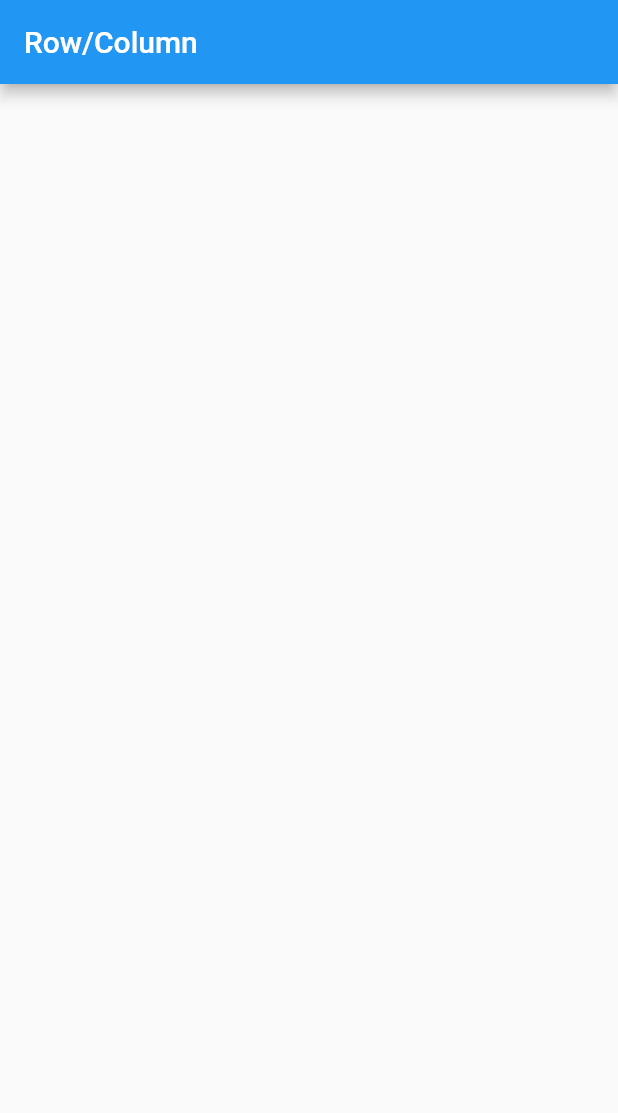
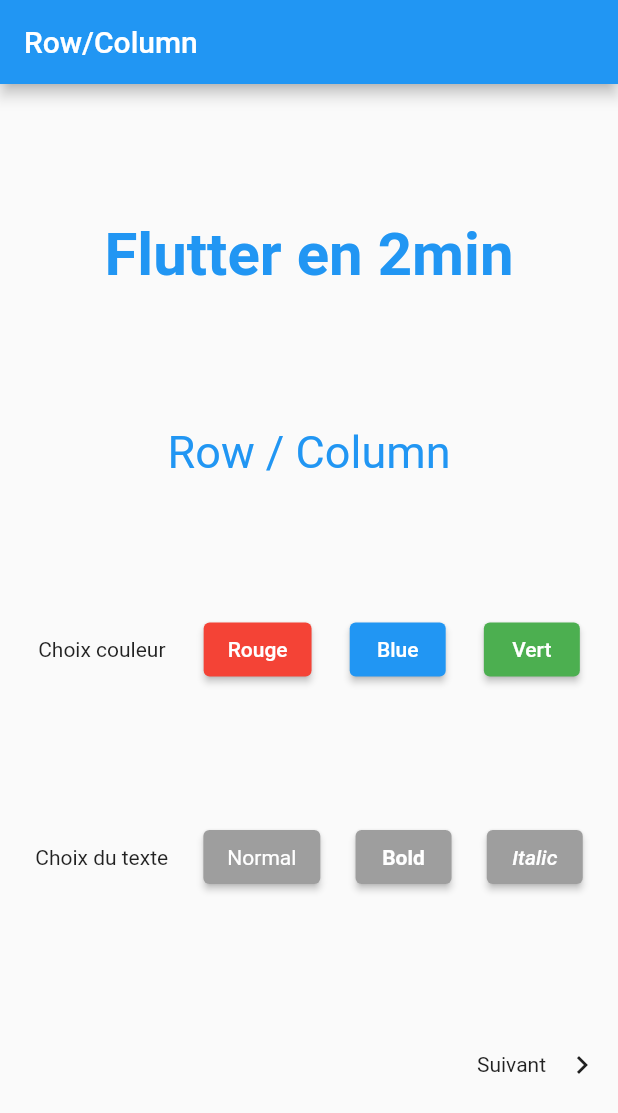
Before and after one commit to NdekoCode/Learn-Flutter, a Flutter app: the screen it shows after launch, on a phone screen of 412 x 824 dp. Shown: the top 1113 px of the screen. Run offline on Flutter 3.47's test engine with Material 2 defaults, Android fonts, the phone set to English and light mode, and no system bars; project files that could hold a hidden picture were left out.

Commit message:
Row and Column

```diff
--- a/lib/homePage.dart
+++ b/lib/homePage.dart
@@ -16,7 +16,74 @@ class _HomePageState extends State<HomePage> {
   @override
   Widget build(BuildContext context) {
     return Scaffold(
-      appBar: AppBar(title: Text("Row/Column")),
-    );
+        appBar: AppBar(title: Text("Row/Column")),
+        body: Column(
+          mainAxisAlignment: MainAxisAlignment.spaceEvenly,
+          children: [
+            Text("Flutter en 2min",
+                style: TextStyle(
+                    color: Colors.blue,
+                    fontSize: 40,
+                    fontWeight: FontWeight.bold),
+                textAlign: TextAlign.center),
+            Text("Row / Column",
+                style: TextStyle(color: Colors.blue, fontSize: 30),
+                textAlign: TextAlign.center),
+            Row(
+              mainAxisAlignment: MainAxisAlignment.spaceEvenly,
+              children: [
+                Text("Choix couleur"),
+                ElevatedButton(
+                    style: ButtonStyle(
+                        backgroundColor: MaterialStateProperty.all(Colors.red)),
+                    child: Text("Rouge", style: TextStyle(color: Colors.white)),
+                    onPressed: () {}),
+                ElevatedButton(
+                    child: Text("Blue", style: TextStyle(color: Colors.white)),
+                    onPressed: () {}),
+                ElevatedButton(
+                  child: Text("Vert", style: TextStyle(color: Colors.white)),
+                  style: ButtonStyle(
+                      backgroundColor: MaterialStateProperty.all(Colors.green)),
+                  onPressed: () {},
+                )
+              ],
+            ),
+            Row(
+              mainAxisAlignment: MainAxisAlignment.spaceEvenly,
+              children: [
+                Text("Choix du texte"),
+                ElevatedButton(
+                    style: ButtonStyle(
+                        backgroundColor:
+                            MaterialStateProperty.all(Colors.grey)),
+                    child: Text("Normal",
+                        style: TextStyle(fontWeight: FontWeight.normal)),
+                    onPressed: () {}),
+                ElevatedButton(
+                    child: Text("Bold",
+                        style: TextStyle(fontWeight: FontWeight.bold)),
+                    style: ButtonStyle(
+                        backgroundColor:
+                            MaterialStateProperty.all(Colors.grey)),
+                    onPressed: () {}),
+                ElevatedButton(
+                  child: Text("Italic",
+                      style: TextStyle(fontStyle: FontStyle.italic)),
+                  style: ButtonStyle(
+                      backgroundColor: MaterialStateProperty.all(Colors.grey)),
+                  onPressed: () {},
+                )
+              ],
+            ),
+            Row(
+              mainAxisAlignment: MainAxisAlignment.end,
+              children: [
+                Text("Suivant"),
+                IconButton(icon: Icon(Icons.navigate_next), onPressed: () {})
+              ],
+            )
+          ],
+        ));
   }
 }
```
Also changed, not shown: assets/images/Learn- Alignement Horizontale et vertical des widget.PNG (added), assets/images/Learn- Encapsulation des Row et Column  dans Flutter.PNG (added), assets/images/Learn- Example de Row et Column dans Flutter.PNG (added), 1 other file.
